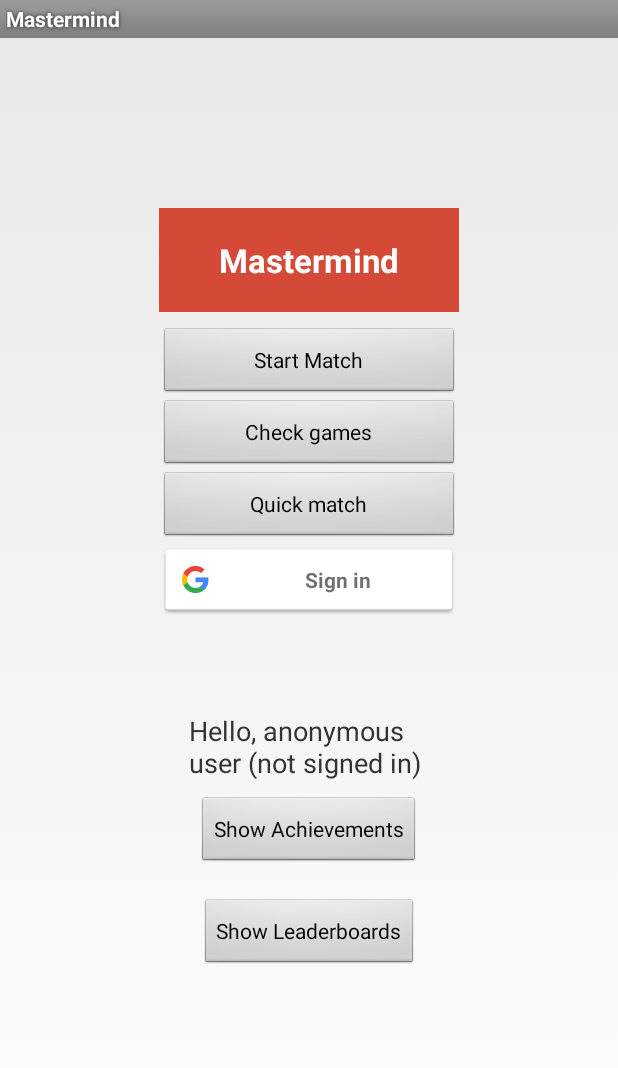
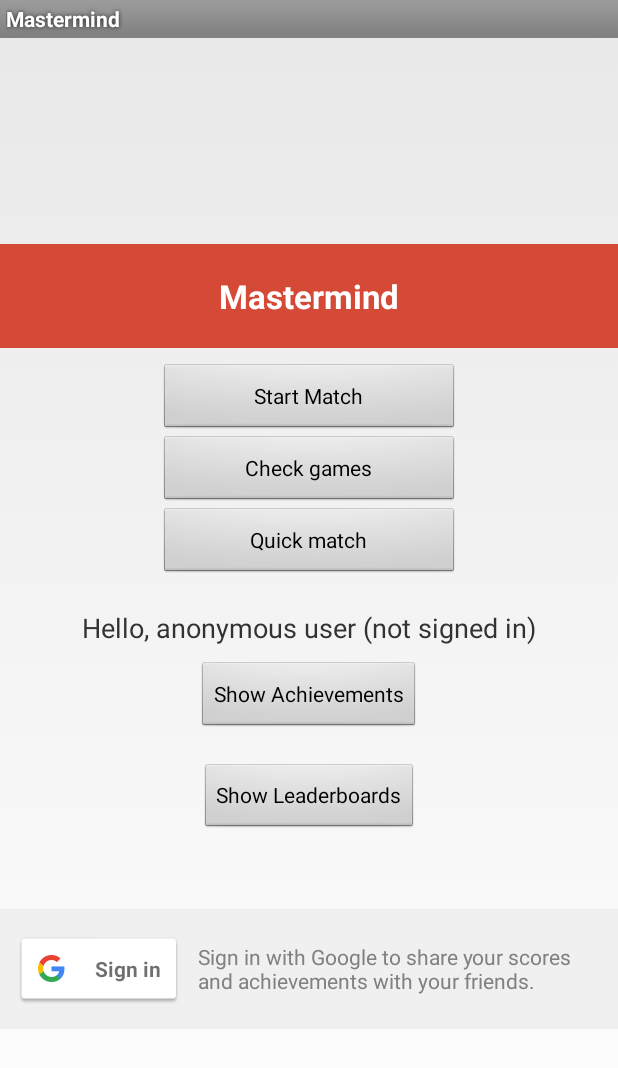
Before and after one commit to FraCas92/Mastermind, an Android app: the screen it shows after launch (MainActivity), on a phone screen of 412 x 824 dp. Shown: the top 1068 px of the screen. Run offline under Robolectric (Android 15) with nearby library versions, the phone set to English and light mode, and no system bars; 5 statements that could not run were skipped.

Commit message:
un po' di pulizia.....

```diff
--- a/app/src/main/java/com/example/mastermind/app/MainActivity.java
+++ b/app/src/main/java/com/example/mastermind/app/MainActivity.java
@@ -1,18 +1,3 @@
-/*
- * Copyright (C) 2013 Google Inc.
- *
- * Licensed under the Apache License, Version 2.0 (the "License");
- * you may not use this file except in compliance with the License.
- * You may obtain a copy of the License at
- *
- *      http://www.apache.org/licenses/LICENSE-2.0
- *
- * Unless required by applicable law or agreed to in writing, software
- * distributed under the License is distributed on an "AS IS" BASIS,
- * WITHOUT WARRANTIES OR CONDITIONS OF ANY KIND, either express or implied.
- * See the License for the specific language governing permissions and
- * limitations under the License.
- */
 
 package com.example.mastermind.app;
 
@@ -61,7 +46,7 @@
  */
 public class MainActivity extends BaseGameActivity
         implements MainMenuFragment.Listener,
-        GameplayFragment.Listener, WinFragment.Listener, OnInvitationReceivedListener,
+        GameplayFragment.Listener, OnInvitationReceivedListener,
         OnTurnBasedMatchUpdateReceivedListener {
 
     // Local convenience pointers
@@ -91,7 +76,6 @@
     // Fragments
     MainMenuFragment mMainMenuFragment;
     GameplayFragment mGameplayFragment;
-    WinFragment mWinFragment;
 
     // request codes we use when invoking an external activity
     final int RC_RESOLVE = 5000, RC_UNUSED = 5001;
@@ -113,7 +97,6 @@
         super.onCreate(savedInstanceState);
         setContentView(R.layout.activity_main);
 
-        //TODO: questo
         // create fragments
         mMainMenuFragment = new MainMenuFragment();
         mMainMenuFragment.setListener(this);
@@ -121,16 +104,9 @@
         getSupportFragmentManager().beginTransaction().add(R.id.fragment_container,
                 mMainMenuFragment).commit();
 /*        mGameplayFragment = new GameplayFragment();
-        mWinFragment = new WinFragment();
 
         // listen to fragment events
-        mMainMenuFragment.setListener(this);
         mGameplayFragment.setListener(this);
-        mWinFragment.setListener(this);
-
-        // add initial fragment (welcome fragment)
-        getSupportFragmentManager().beginTransaction().add(R.id.fragment_container,
-                mMainMenuFragment).commit();
 
         // IMPORTANT: if this Activity supported rotation, we'd have to be
         // more careful about adding the fragment, since the fragment would
@@ -141,31 +117,30 @@
         // load outbox from file
         mOutbox.loadLocal(this);*/
 
-        // TODO: o questo?
 
         // Setup signin button
-        findViewById(R.id.sign_out_button).setOnClickListener(
-                new View.OnClickListener() {
-                    @Override
-                    public void onClick(View v) {
-                        signOut();
-                        setViewVisibility();
-                    }
-                });
+//        findViewById(R.id.sign_out_button).setOnClickListener(
+//                new View.OnClickListener() {
+//                    @Override
+//                    public void onClick(View v) {
+//                        signOut();
+//                        setViewVisibility();
+//                    }
+//                });
 
-        findViewById(R.id.sign_in_button).setOnClickListener(
-                new View.OnClickListener() {
-                    @Override
-                    public void onClick(View v) {
-                        // start the asynchronous sign in flow
-                        beginUserInitiatedSignIn();
-
-                        findViewById(R.id.sign_in_button).setVisibility(
-                                View.GONE);
-
-                    }
-                }
-        );
+//        findViewById(R.id.sign_in_button).setOnClickListener(
+//                new View.OnClickListener() {
+//                    @Override
+//                    public void onClick(View v) {
+//                        // start the asynchronous sign in flow
+//                        beginUserInitiatedSignIn();
+//
+//                        findViewById(R.id.sign_in_button).setVisibility(
+//                                View.GONE);
+//
+//                    }
+//                }
+        //);
         mDataView = ((TextView) findViewById(R.id.data_view));
         mTurnTextView = ((TextView) findViewById(R.id.turn_counter_view));
 
@@ -356,10 +331,11 @@
     public void setViewVisibility() {
         if (!isSignedIn()) {
             //findViewById(R.id.login_layout).setVisibility(View.GONE);
-            findViewById(R.id.sign_in_button).setVisibility(View.VISIBLE);
+            //findViewById(R.id.sign_in_button).setVisibility(View.VISIBLE);
             findViewById(R.id.matchup_layout).setVisibility(View.VISIBLE);
             findViewById(R.id.gameplay_layout).setVisibility(View.GONE);
-            findViewById(R.id.sign_out_button).setVisibility(View.GONE);
+            //findViewById(R.id.sign_out_button).setVisibility(View.GONE);
+            mMainMenuFragment.setShowSignInButton(true);
 
             if (mAlertDialog != null) {
                 mAlertDialog.dismiss();
@@ -367,12 +343,12 @@
             return;
         }
 
-        //((TextView) findViewById(R.id.name_field)).setText(Games.Players.getCurrentPlayer(getApiClient()).getDisplayName());
+        mMainMenuFragment.setShowSignInButton(false);
 
         //findViewById(R.id.login_layout).setVisibility(View.GONE);
 
-        findViewById(R.id.sign_in_button).setVisibility(View.GONE);
-        findViewById(R.id.sign_out_button).setVisibility(View.VISIBLE);
+        //findViewById(R.id.sign_in_button).setVisibility(View.GONE);
+        //findViewById(R.id.sign_out_button).setVisibility(View.VISIBLE);
 
         if (isDoingTurn) {
             findViewById(R.id.matchup_layout).setVisibility(View.GONE);
@@ -426,50 +402,10 @@
         switchToFragment(mGameplayFragment);
     }
 
-    /**
-     * Checks that the developer (that's you!) read the instructions.
-     *
-     * IMPORTANT: a method like this SHOULD NOT EXIST in your production app!
-     * It merely exists here to check that anyone running THIS PARTICULAR SAMPLE
-     * did what they were supposed to in order for the sample to work.
-     */
-    boolean verifyPlaceholderIdsReplaced() {
-        final boolean CHECK_PKGNAME = true; // set to false to disable check
-        // (not recommended!)
-
-        // Did the developer forget to change the package name?
-        if (CHECK_PKGNAME && getPackageName().startsWith("com.google.example.")) {
-            Log.e(TAG, "*** Sample setup problem: " +
-                    "package name cannot be com.google.example.*. Use your own " +
-                    "package name.");
-            return false;
-        }
-
-        // Did the developer forget to replace a placeholder ID?
-        int res_ids[] = new int[] {
-                R.string.app_id, R.string.achievement_arrogant,
-                R.string.achievement_bored, R.string.achievement_humble,
-                R.string.achievement_leet, R.string.achievement_prime,
-                R.string.leaderboard_easy, R.string.leaderboard_hard
-        };
-        for (int i : res_ids) {
-            if (getString(i).equalsIgnoreCase("ReplaceMe")) {
-                Log.e(TAG, "*** Sample setup problem: You must replace all " +
-                        "placeholder IDs in the ids.xml file by your project's IDs.");
-                return false;
-            }
-        }
-        return true;
-    }
-
     @Override
     public void onEnteredScore(int requestedScore) {
         // Compute final score (in easy mode, it's the requested score; in hard mode, it's half)
         int finalScore = mHardMode ? requestedScore / 2 : requestedScore;
-
-        mWinFragment.setFinalScore(finalScore);
-        mWinFragment.setExplanation(mHardMode ? getString(R.string.hard_mode_explanation) :
-                getString(R.string.easy_mode_explanation));
 
         // check for achievements
         checkForAchievements(requestedScore, finalScore);
@@ -479,9 +415,6 @@
 
         // push those accomplishments to the cloud, if signed in
         pushAccomplishments();
-
-        // switch to the exciting "you won" screen
-        switchToFragment(mWinFragment);
     }
 
     // Checks if n is prime. We don't consider 0 and 1 to be prime.
@@ -598,30 +531,18 @@
     }
 
     @Override
-    public void onWinScreenDismissed() {
-        switchToFragment(mMainMenuFragment);
-    }
-
-    @Override
     public void onSignInFailed() {
-        // TODO: questo
         // Sign-in failed, so show sign-in button on main menu
 //        mMainMenuFragment.setGreeting(getString(R.string.signed_out_greeting));
 //        mMainMenuFragment.setShowSignInButton(true);
-        //mWinFragment.setShowSignInButton(true);
 
-        // TODO: o questo?
         setViewVisibility();
     }
 
     @Override
     public void onSignInSucceeded() {
-        //TODO: questo
         // Show sign-out button on main menu
         //mMainMenuFragment.setShowSignInButton(false);
-
-        // Show "you are signed in" message on win screen, with no sign in button.
-        //mWinFragment.setShowSignInButton(false);
 
         // Set the greeting appropriately on main menu
         Player p = Games.Players.getCurrentPlayer(getApiClient());
@@ -642,7 +563,6 @@
                     Toast.LENGTH_LONG).show();
         }*/
 
-        // TODO: o questo?
         if (mHelper.getTurnBasedMatch() != null) {
             // GameHelper will cache any connection hint it gets. In this case,
             // it can cache a TurnBasedMatch that it got from choosing a turn-based
@@ -670,13 +590,6 @@
 
     @Override
     public void onSignInButtonClicked() {
-        // check if developer read the documentation!
-        // (Note: in a production application, this code should NOT exist)
-        if (!verifyPlaceholderIdsReplaced()) {
-            showAlert("Sample not set up correctly. See README.");
-            return;
-        }
-
         // start the sign-in flow
         beginUserInitiatedSignIn();
     }
@@ -686,7 +599,6 @@
         signOut();
         mMainMenuFragment.setGreeting(getString(R.string.signed_out_greeting));
         mMainMenuFragment.setShowSignInButton(true);
-        mWinFragment.setShowSignInButton(true);
     }
 
     // Switch to gameplay view.
@@ -782,11 +694,6 @@
             /* TODO: This is left as an exercise. Write code here that loads data
              * from the file you wrote in saveLocal(). */
         }
-    }
-
-    @Override
-    public void onWinScreenSignInClicked() {
-        beginUserInitiatedSignIn();
     }
 
     // startMatch() happens in response to the createTurnBasedMatch()
--- a/app/src/main/java/com/example/mastermind/app/MainMenuFragment.java
+++ b/app/src/main/java/com/example/mastermind/app/MainMenuFragment.java
@@ -51,8 +51,8 @@
         View v = inflater.inflate(R.layout.fragment_mainmenu, container, false);
         final int[] CLICKABLES = new int[] {
 //                R.id.easy_mode_button, R.id.hard_mode_button,
-                R.id.show_achievements_button, R.id.show_leaderboards_button
-//                R.id.sign_in_button, R.id.sign_out_button
+                R.id.show_achievements_button, R.id.show_leaderboards_button,
+                R.id.sign_in_button, R.id.sign_out_button
         };
         for (int i : CLICKABLES) {
             v.findViewById(i).setOnClickListener(this);
@@ -80,10 +80,10 @@
         TextView tv = (TextView) getActivity().findViewById(R.id.hello);
         if (tv != null) tv.setText(mGreeting);
 
-//        getActivity().findViewById(R.id.sign_in_bar).setVisibility(mShowSignIn ?
-//                View.VISIBLE : View.GONE);
-//        getActivity().findViewById(R.id.sign_out_bar).setVisibility(mShowSignIn ?
-//                View.GONE : View.VISIBLE);
+        getActivity().findViewById(R.id.sign_in_bar).setVisibility(mShowSignIn ?
+                View.VISIBLE : View.GONE);
+        getActivity().findViewById(R.id.sign_out_bar).setVisibility(mShowSignIn ?
+                View.GONE : View.VISIBLE);
     }
 
     @Override
--- a/app/src/main/res/layout/activity_main.xml
+++ b/app/src/main/res/layout/activity_main.xml
@@ -156,14 +156,15 @@
 
         <LinearLayout
             android:id="@+id/secret_layout"
-            android:layout_width="wrap_content"
+            android:layout_width="match_parent"
             android:layout_height="wrap_content"
             android:layout_centerHorizontal="true"
             android:layout_centerVertical="true"
             android:orientation="vertical"
             android:visibility="visible"
             tools:context=".SkeletonActivity"
-            tools:ignore="UselessParent" >
+            tools:ignore="UselessParent"
+            android:gravity="center">
 
 
             <TextView android:layout_width="match_parent"
@@ -186,11 +187,11 @@
                 <!--android:text=""-->
                 <!--android:textAppearance="@style/HelpText.Caption" />-->
 
-            <Button
-                android:id="@+id/sign_out_button"
-                android:layout_width="200dp"
-                android:layout_height="wrap_content"
-                android:text="@string/sign_out" />
+            <!--<Button-->
+                <!--android:id="@+id/sign_out_button"-->
+                <!--android:layout_width="200dp"-->
+                <!--android:layout_height="wrap_content"-->
+                <!--android:text="@string/sign_out" />-->
 
             <Button
                 android:id="@+id/startMatchButton"
@@ -213,11 +214,11 @@
                 android:onClick="onQuickMatchClicked"
                 android:text="@string/quick_match" />
 
-            <com.google.android.gms.common.SignInButton
-                android:id="@+id/sign_in_button"
-                android:layout_width="200dp"
-                android:layout_height="wrap_content">
-            </com.google.android.gms.common.SignInButton>
+            <!--<com.google.android.gms.common.SignInButton-->
+                <!--android:id="@+id/sign_in_button"-->
+                <!--android:layout_width="200dp"-->
+                <!--android:layout_height="wrap_content">-->
+            <!--</com.google.android.gms.common.SignInButton>-->
 
             <FrameLayout xmlns:android="http://schemas.android.com/apk/res/android"
                 xmlns:tools="http://schemas.android.com/tools"
--- a/app/src/main/res/layout/fragment_mainmenu.xml
+++ b/app/src/main/res/layout/fragment_mainmenu.xml
@@ -80,49 +80,49 @@
             android:id="@+id/show_leaderboards_button" />
     </LinearLayout>
 
-    <!--<LinearLayout android:id="@+id/sign_in_bar"-->
-        <!--android:layout_height="120dp"-->
-        <!--android:layout_width="match_parent"-->
-        <!--android:background="#f0f0f0"-->
-        <!--android:layout_marginTop="30dp"-->
-        <!--android:orientation="horizontal"-->
-        <!--android:gravity="center"-->
-        <!--android:padding="10dp">-->
+    <LinearLayout android:id="@+id/sign_in_bar"
+        android:layout_height="80dp"
+        android:layout_width="match_parent"
+        android:background="#f0f0f0"
+        android:layout_marginTop="30dp"
+        android:orientation="horizontal"
+        android:gravity="center"
+        android:padding="10dp">
 
-        <!--<com.google.android.gms.common.SignInButton-->
-            <!--android:id="@+id/sign_in_button"-->
-            <!--android:layout_width="wrap_content"-->
-            <!--android:layout_height="wrap_content" />-->
+        <com.google.android.gms.common.SignInButton
+            android:id="@+id/sign_in_button"
+            android:layout_width="wrap_content"
+            android:layout_height="wrap_content" />
 
-        <!--<TextView android:layout_width="0dp"-->
-            <!--android:layout_weight="1"-->
-            <!--android:layout_height="wrap_content"-->
-            <!--android:text="@string/sign_in_why"-->
-            <!--android:layout_marginLeft="10dp"-->
-            <!--android:textColor="#808080" />-->
-    <!--</LinearLayout>-->
+        <TextView android:layout_width="0dp"
+            android:layout_weight="1"
+            android:layout_height="wrap_content"
+            android:text="@string/sign_in_why"
+            android:layout_marginLeft="10dp"
+            android:textColor="#808080" />
+    </LinearLayout>
 
-    <!--<LinearLayout android:id="@+id/sign_out_bar"-->
-        <!--android:layout_height="120dp"-->
-        <!--android:layout_width="match_parent"-->
-        <!--android:background="#f0f0f0"-->
-        <!--android:layout_marginTop="30dp"-->
-        <!--android:orientation="horizontal"-->
-        <!--android:gravity="center|right"-->
-        <!--android:padding="10dp">-->
+    <LinearLayout android:id="@+id/sign_out_bar"
+        android:layout_height="80dp"
+        android:layout_width="match_parent"
+        android:background="#f0f0f0"
+        android:layout_marginTop="30dp"
+        android:orientation="horizontal"
+        android:gravity="center|right"
+        android:padding="10dp">
 
-        <!--<TextView android:layout_width="0dp"-->
-            <!--android:layout_weight="1"-->
-            <!--android:layout_height="wrap_content"-->
-            <!--android:text="@string/you_are_signed_in"-->
-            <!--android:layout_marginRight="10dp"-->
-            <!--android:textColor="#808080" />-->
+        <TextView android:layout_width="0dp"
+            android:layout_weight="1"
+            android:layout_height="wrap_content"
+            android:text="@string/you_are_signed_in"
+            android:layout_marginRight="10dp"
+            android:textColor="#808080" />
 
-         <!--<Button-->
-            <!--android:id="@+id/sign_out_button"-->
-            <!--android:layout_width="wrap_content"-->
-            <!--android:layout_height="wrap_content"-->
-            <!--android:text="@string/sign_out"-->
-            <!--android:textSize="12sp" />-->
-    <!--</LinearLayout>-->
+         <Button
+            android:id="@+id/sign_out_button"
+            android:layout_width="wrap_content"
+            android:layout_height="wrap_content"
+            android:text="@string/sign_out"
+            android:textSize="12sp" />
+    </LinearLayout>
 </LinearLayout>
```
Also changed, not shown: app/src/main/java/com/example/mastermind/app/WinFragment.java (deleted, +0 -100 lines), app/src/main/res/layout/fragment_win.xml (deleted, +0 -90 lines), app/src/main/res/layout/old_activity_main.xml (deleted, +0 -9 lines).
